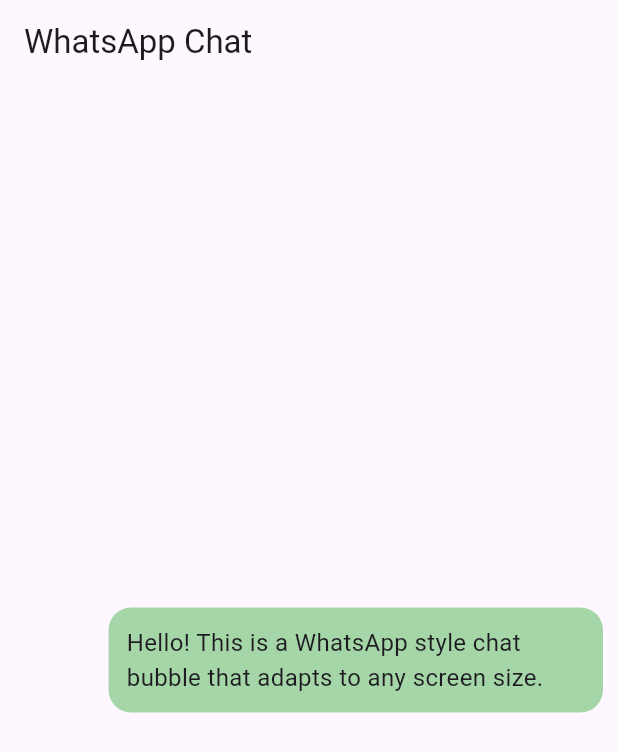
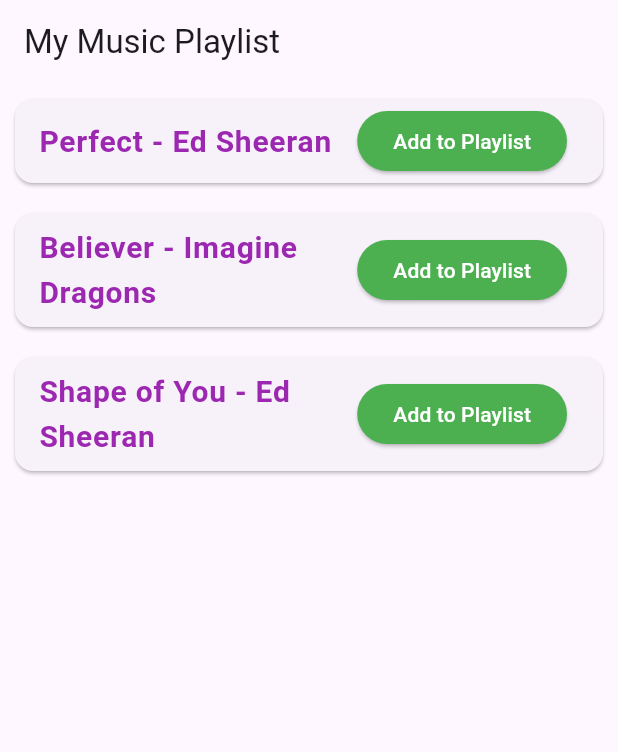
Before and after one commit to keyurpatel01/Tops, a Flutter app: the screen it shows after launch, on a phone screen of 412 x 824 dp. Shown: the top 752 px of the screen. Run offline on Flutter 3.47's test engine with Material 3 defaults, Android fonts, the phone set to English and light mode, and no system bars; our stand-ins replace google_fonts.

Commit message:
Themes & App-Wide Styling

```diff
--- /dev/null
+++ b/Assignment/Flutter/flutter_assignment/lib/S8P5.dart
@@ -0,0 +1,87 @@
+/*
+  Build a reusable SongTile widget that displays a song name and an 'Add to Playlist' button,
+  and ensure both use the app-wide styles from your ThemeData for text and buttons.
+
+*/
+
+import 'package:flutter/material.dart';
+
+class S8P5 extends StatelessWidget {
+  const S8P5({super.key});
+
+  @override
+  Widget build(BuildContext context) {
+    return MaterialApp(
+      debugShowCheckedModeBanner: false,
+
+      title: "Music App",
+
+      // App-wide ThemeData
+      theme: ThemeData(
+        textTheme: const TextTheme(
+          bodyLarge: TextStyle(
+            fontSize: 20,
+            fontWeight: FontWeight.bold,
+            color: Colors.purple,
+          ),
+        ),
+
+        elevatedButtonTheme: ElevatedButtonThemeData(
+          style: ElevatedButton.styleFrom(
+            backgroundColor: Colors.green,
+            foregroundColor: Colors.white,
+            shape: RoundedRectangleBorder(
+              borderRadius: BorderRadius.all(Radius.circular(20)),
+            ),
+          ),
+        ),
+      ),
+
+      home: const MusicHomePage(),
+    );
+  }
+}
+
+// Reusable SongTile Widget
+class SongTile extends StatelessWidget {
+  final String songName;
+
+  const SongTile({super.key, required this.songName});
+
+  @override
+  Widget build(BuildContext context) {
+    return Card(
+      margin: const EdgeInsets.all(10),
+      child: ListTile(
+        title: Text(songName, style: Theme.of(context).textTheme.bodyLarge),
+
+        trailing: ElevatedButton(
+          onPressed: () {},
+          child: const Text("Add to Playlist"),
+        ),
+      ),
+    );
+  }
+}
+
+// Home Screen
+class MusicHomePage extends StatelessWidget {
+  const MusicHomePage({super.key});
+
+  @override
+  Widget build(BuildContext context) {
+    return Scaffold(
+      appBar: AppBar(title: const Text("My Music Playlist")),
+
+      body: Column(
+        children: const [
+          SongTile(songName: "Perfect - Ed Sheeran"),
+
+          SongTile(songName: "Believer - Imagine Dragons"),
+
+          SongTile(songName: "Shape of You - Ed Sheeran"),
+        ],
+      ),
+    );
+  }
+}
--- a/Assignment/Flutter/flutter_assignment/lib/main.dart
+++ b/Assignment/Flutter/flutter_assignment/lib/main.dart
@@ -1,6 +1,6 @@
 import 'package:flutter/material.dart';
 
-import 'package:flutter_assignment/S7P4.dart';
+import 'package:flutter_assignment/S8P5.dart';
 
 void main() {
   runApp(const MyApp());
@@ -11,6 +11,6 @@
 
   @override
   Widget build(BuildContext context) {
-    return MaterialApp(debugShowCheckedModeBanner: false, home: S7P4());
+    return MaterialApp(debugShowCheckedModeBanner: false, home: S8P5());
   }
 }
--- a/Assignment/Flutter/flutter_assignment/pubspec.yaml
+++ b/Assignment/Flutter/flutter_assignment/pubspec.yaml
@@ -13,6 +13,7 @@
     sdk: flutter
 
   cupertino_icons: ^1.0.8
+  google_fonts: ^8.2.1
 
 dev_dependencies:
   flutter_test:
```
Also changed, not shown: Assignment/Flutter/flutter_assignment/lib/S8P1.dart (added, +89 -0 lines), Assignment/Flutter/flutter_assignment/lib/S8P2.dart (added, +77 -0 lines), Assignment/Flutter/flutter_assignment/lib/S8P3.dart (added, +73 -0 lines), Assignment/Flutter/flutter_assignment/lib/S8P4.dart (added, +70 -0 lines), Assignment/Flutter/flutter_assignment/pubspec.lock, 2 other files.
